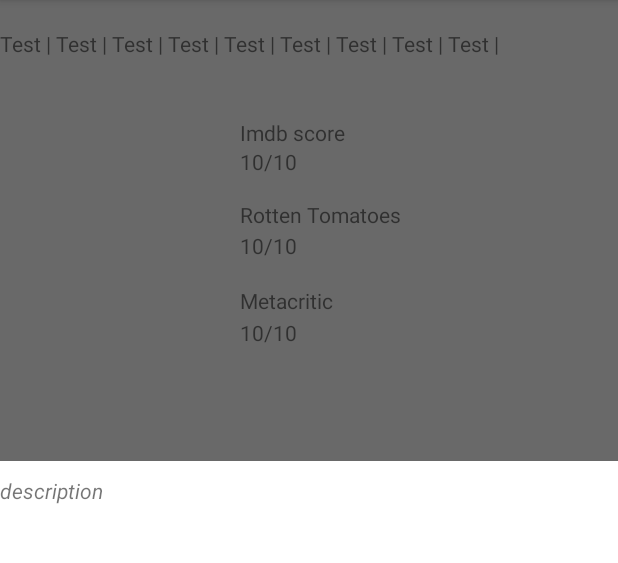
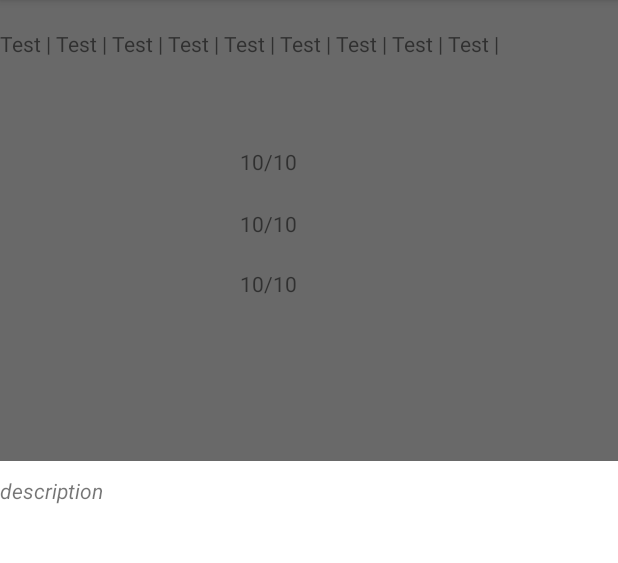
Before and after one commit to karadimou-mar/search_movie_app, an Android app: the DetailActivity screen opened directly, with no data from a screen before it, on a phone screen of 412 x 824 dp, the part 84-647 px from its top. Run offline under Robolectric (Android 15) with nearby library versions, the phone set to English and light mode, and no system bars; pictures from the network do not load.

Commit message:
Second screen changed

```diff
--- a/app/src/main/res/layout/activity_detail.xml
+++ b/app/src/main/res/layout/activity_detail.xml
@@ -22,11 +22,11 @@
         android:layout_height="0dp"
         android:background="@color/dim_gray"
         app:layout_constraintBottom_toTopOf="@+id/guideline"
-        app:layout_constraintHorizontal_bias="0.0"
+        app:layout_constraintHorizontal_bias="1.0"
         app:layout_constraintLeft_toLeftOf="parent"
         app:layout_constraintRight_toRightOf="parent"
         app:layout_constraintTop_toTopOf="parent"
-        app:layout_constraintVertical_bias="0.0">
+        app:layout_constraintVertical_bias="1.0">
 
 
         <TextView
@@ -62,19 +62,10 @@
             android:src="@drawable/ic_launcher_background" />
 
         <TextView
-            android:id="@+id/textView"
-            android:layout_width="wrap_content"
-            android:layout_height="wrap_content"
-            android:layout_below="@+id/textView_details"
-            android:layout_marginStart="160dp"
-            android:layout_marginTop="40dp"
-            android:text="@string/imdb_score" />
-
-        <TextView
             android:id="@+id/textView_imdb"
             android:layout_width="wrap_content"
             android:layout_height="wrap_content"
-            android:layout_below="@id/textView"
+            android:layout_below="@id/textView_details"
             android:layout_alignParentStart="true"
             android:layout_alignParentTop="true"
             android:layout_marginStart="160dp"
@@ -82,43 +73,25 @@
             android:text="@string/_10_10" />
 
         <TextView
-            android:id="@+id/textView2"
-            android:layout_width="wrap_content"
-            android:layout_height="wrap_content"
-            android:layout_below="@+id/textView_imdb"
-            android:layout_marginStart="160dp"
-            android:layout_marginTop="16dp"
-            android:text="@string/rotten_tomatoes" />
-
-        <TextView
             android:id="@+id/textView_rt"
             android:layout_width="wrap_content"
             android:layout_height="wrap_content"
-            android:layout_below="@id/textView2"
+            android:layout_below="@id/textView_imdb"
             android:layout_alignParentStart="true"
             android:layout_alignParentTop="true"
             android:layout_marginStart="160dp"
-            android:layout_marginTop="154dp"
+            android:layout_marginTop="139dp"
             android:text="@string/_10_10" />
-
-        <TextView
-            android:id="@+id/textView3"
-            android:layout_width="wrap_content"
-            android:layout_height="wrap_content"
-            android:layout_below="@id/textView_rt"
-            android:layout_marginStart="160dp"
-            android:layout_marginTop="17dp"
-            android:text="@string/metacritic" />
 
         <TextView
             android:id="@+id/textView_mc"
             android:layout_width="wrap_content"
             android:layout_height="wrap_content"
-            android:layout_below="@id/textView2"
+            android:layout_below="@id/textView_rt"
             android:layout_alignParentStart="true"
             android:layout_alignParentTop="true"
             android:layout_marginStart="160dp"
-            android:layout_marginTop="212dp"
+            android:layout_marginTop="179dp"
             android:text="@string/_10_10" />
 
     </RelativeLayout>
```
